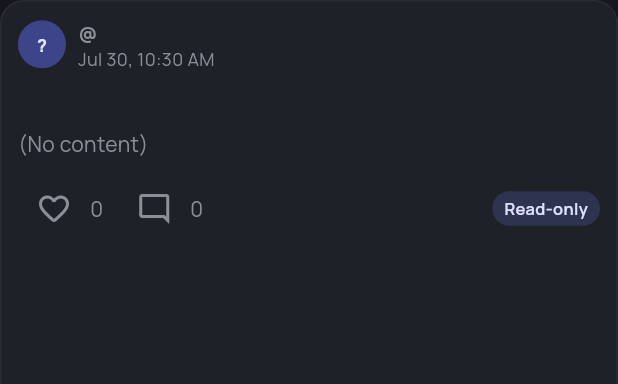
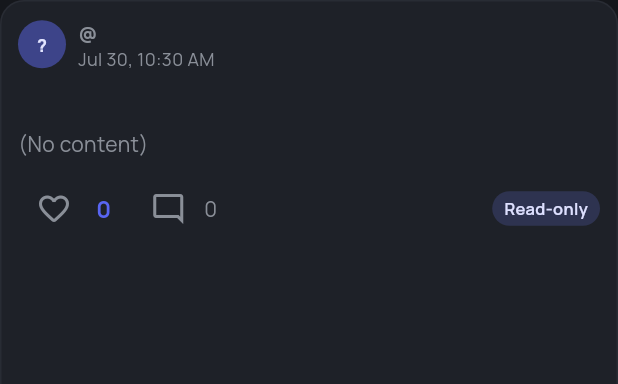
Before and after one commit to Suoip/learning_flutter, a Flutter app: the FeedItemCard widget shown alone on an empty page, opened directly with empty values, on a phone screen of 412 x 824 dp. Shown: the top 384 px of the screen. Run offline on Flutter 3.47's test engine with Material 3 defaults, Android fonts, the phone set to English and light mode, and no system bars; our stand-ins replace flutter_spinkit, google_fonts, image_picker, supabase_flutter; accounts and stored records are empty; statements that could not run were skipped.

Commit message:
Make the like count read as tappable
Bold, larger, primary-colored text (matching a link's visual weight)
plus an InkWell ripple instead of a bare GestureDetector, so the like
count clearly signals it opens the "liked by" list instead of looking
like static text.

Co-Authored-By: Claude Sonnet 5 <noreply@anthropic.com>

```diff
--- a/lib/pages/notes/feed_item_card.dart
+++ b/lib/pages/notes/feed_item_card.dart
@@ -89,13 +89,23 @@ class FeedItemCard extends StatelessWidget {
                       ),
                     ),
                   ),
-                  GestureDetector(
+                  InkWell(
                     onTap: onOpenLikedBy,
-                    child: AnimatedSwitcher(
-                      duration: const Duration(milliseconds: 200),
-                      child: Text(
-                        '${item.likeCount}',
-                        key: ValueKey(item.likeCount),
+                    borderRadius: BorderRadius.circular(8),
+                    child: Padding(
+                      padding: const EdgeInsets.symmetric(
+                          horizontal: 4, vertical: 2),
+                      child: AnimatedSwitcher(
+                        duration: const Duration(milliseconds: 200),
+                        child: Text(
+                          '${item.likeCount}',
+                          key: ValueKey(item.likeCount),
+                          style: TextStyle(
+                            fontSize: 15,
+                            fontWeight: FontWeight.w700,
+                            color: cs.primary,
+                          ),
+                        ),
                       ),
                     ),
                   ),
```
Also changed, not shown: lib/pages/notes/feed_post_detail_page.dart (+17 -4 lines).
